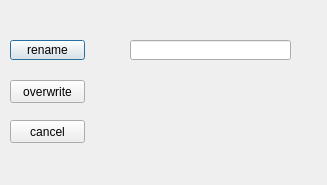
Qt form src/ATE_spyder/ate_spyder/widgets/actions_on/utils/ImportDialog.ui (Semi-ATE/Semi-ATE) before a commit.
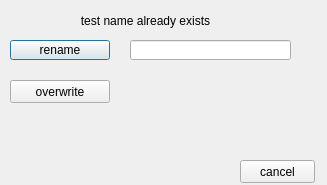
The same form after that commit.

```diff
--- a/src/ATE_spyder/ate_spyder/widgets/actions_on/utils/ImportDialog.ui
+++ b/src/ATE_spyder/ate_spyder/widgets/actions_on/utils/ImportDialog.ui
@@ -19,6 +19,12 @@
     <verstretch>0</verstretch>
    </sizepolicy>
   </property>
+  <property name="font">
+   <font>
+    <weight>50</weight>
+    <bold>false</bold>
+   </font>
+  </property>
   <property name="windowTitle">
    <string>Import Options</string>
   </property>
@@ -35,7 +41,7 @@
   <widget class="QLabel" name="feedback">
    <property name="geometry">
     <rect>
-     <x>60</x>
+     <x>10</x>
      <y>160</y>
      <width>231</width>
      <height>21</height>
@@ -50,7 +56,7 @@
     <rect>
      <x>10</x>
      <y>40</y>
-     <width>75</width>
+     <width>100</width>
      <height>20</height>
     </rect>
    </property>
@@ -63,7 +69,7 @@
     <rect>
      <x>10</x>
      <y>80</y>
-     <width>75</width>
+     <width>100</width>
      <height>23</height>
     </rect>
    </property>
@@ -74,8 +80,8 @@
   <widget class="QPushButton" name="cancel">
    <property name="geometry">
     <rect>
-     <x>10</x>
-     <y>120</y>
+     <x>240</x>
+     <y>160</y>
      <width>75</width>
      <height>23</height>
     </rect>
@@ -84,6 +90,22 @@
     <string>cancel</string>
    </property>
   </widget>
+  <widget class="QLabel" name="test_exist_message">
+   <property name="geometry">
+    <rect>
+     <x>30</x>
+     <y>10</y>
+     <width>231</width>
+     <height>21</height>
+    </rect>
+   </property>
+   <property name="text">
+    <string>test name already exists</string>
+   </property>
+   <property name="alignment">
+    <set>Qt::AlignCenter</set>
+   </property>
+  </widget>
  </widget>
  <resources/>
  <connections/>
```
